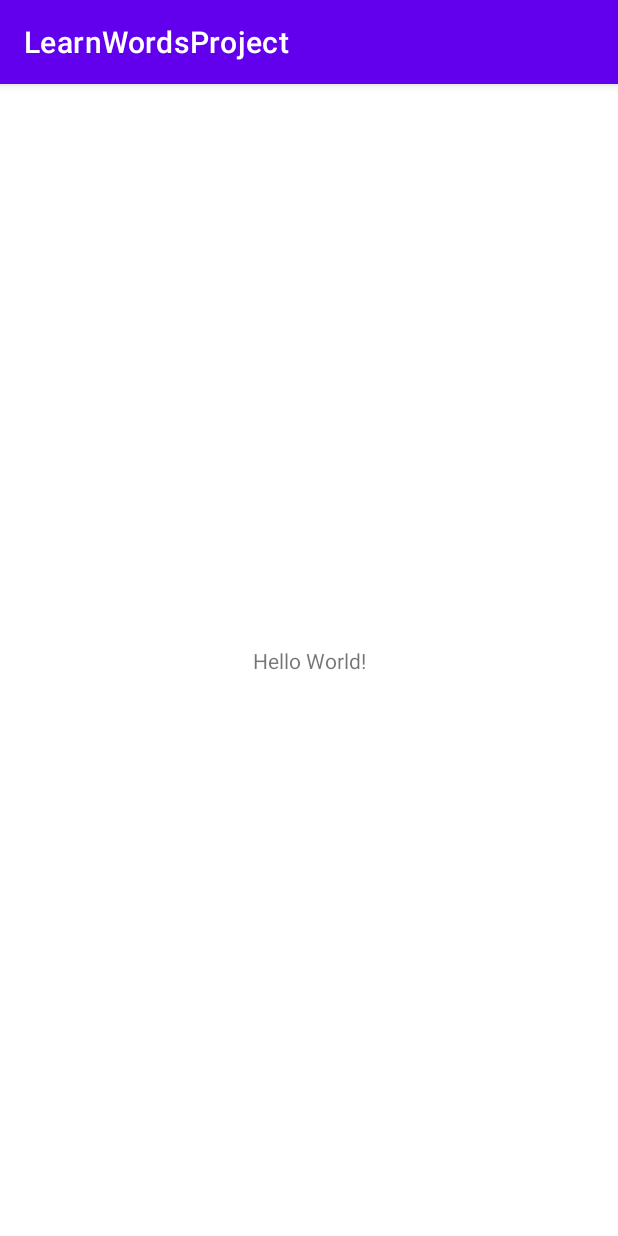
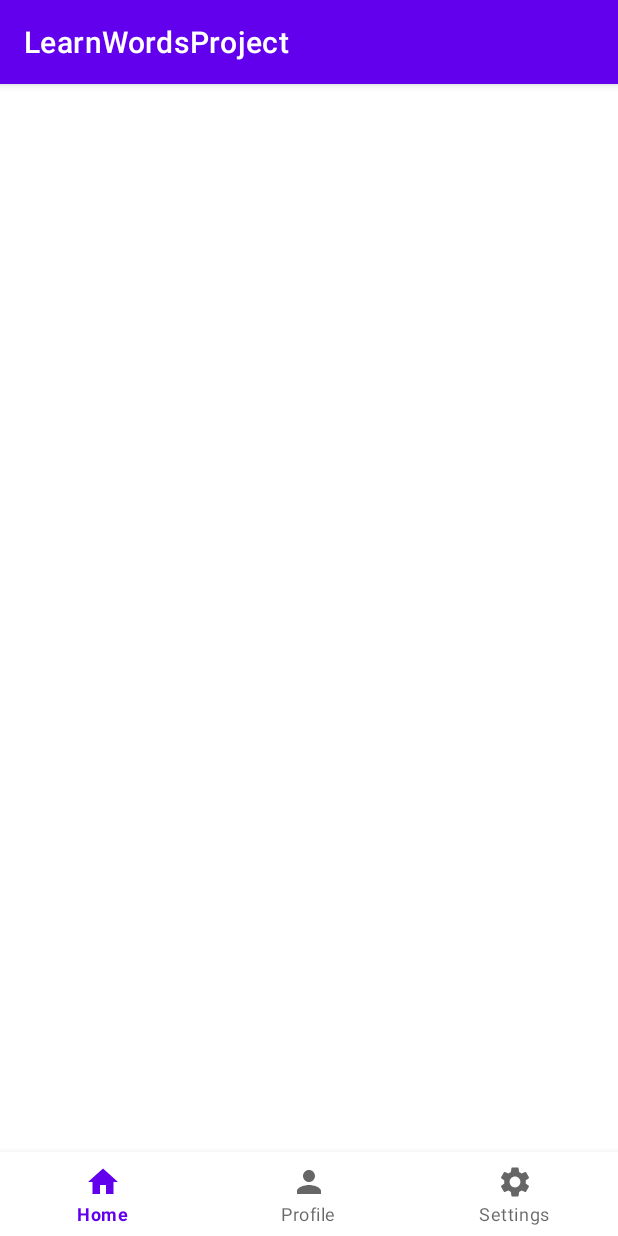
Before and after one commit to anpol84/trpp_project, an Android app: the screen it shows after launch (MainActivity), on a phone screen of 412 x 824 dp. Run offline under Robolectric (Android 15) with nearby library versions, the phone set to English and light mode, and no system bars.

Commit message:
added icons for bottom navigation view added home fragment in main activity

```diff
--- /dev/null
+++ b/app/src/main/res/drawable/ic_baseline_home_24.xml
@@ -0,0 +1,5 @@
+<vector android:height="24dp" android:tint="#000000"
+    android:viewportHeight="24" android:viewportWidth="24"
+    android:width="24dp" xmlns:android="http://schemas.android.com/apk/res/android">
+    <path android:fillColor="@android:color/white" android:pathData="M10,20v-6h4v6h5v-8h3L12,3 2,12h3v8z"/>
+</vector>
--- /dev/null
+++ b/app/src/main/res/drawable/ic_baseline_person_24.xml
@@ -0,0 +1,5 @@
+<vector android:height="24dp" android:tint="#000000"
+    android:viewportHeight="24" android:viewportWidth="24"
+    android:width="24dp" xmlns:android="http://schemas.android.com/apk/res/android">
+    <path android:fillColor="@android:color/white" android:pathData="M12,12c2.21,0 4,-1.79 4,-4s-1.79,-4 -4,-4 -4,1.79 -4,4 1.79,4 4,4zM12,14c-2.67,0 -8,1.34 -8,4v2h16v-2c0,-2.66 -5.33,-4 -8,-4z"/>
+</vector>
--- /dev/null
+++ b/app/src/main/res/drawable/ic_baseline_settings_24.xml
@@ -0,0 +1,5 @@
+<vector android:height="24dp" android:tint="#000000"
+    android:viewportHeight="24" android:viewportWidth="24"
+    android:width="24dp" xmlns:android="http://schemas.android.com/apk/res/android">
+    <path android:fillColor="@android:color/white" android:pathData="M19.14,12.94c0.04,-0.3 0.06,-0.61 0.06,-0.94c0,-0.32 -0.02,-0.64 -0.07,-0.94l2.03,-1.58c0.18,-0.14 0.23,-0.41 0.12,-0.61l-1.92,-3.32c-0.12,-0.22 -0.37,-0.29 -0.59,-0.22l-2.39,0.96c-0.5,-0.38 -1.03,-0.7 -1.62,-0.94L14.4,2.81c-0.04,-0.24 -0.24,-0.41 -0.48,-0.41h-3.84c-0.24,0 -0.43,0.17 -0.47,0.41L9.25,5.35C8.66,5.59 8.12,5.92 7.63,6.29L5.24,5.33c-0.22,-0.08 -0.47,0 -0.59,0.22L2.74,8.87C2.62,9.08 2.66,9.34 2.86,9.48l2.03,1.58C4.84,11.36 4.8,11.69 4.8,12s0.02,0.64 0.07,0.94l-2.03,1.58c-0.18,0.14 -0.23,0.41 -0.12,0.61l1.92,3.32c0.12,0.22 0.37,0.29 0.59,0.22l2.39,-0.96c0.5,0.38 1.03,0.7 1.62,0.94l0.36,2.54c0.05,0.24 0.24,0.41 0.48,0.41h3.84c0.24,0 0.44,-0.17 0.47,-0.41l0.36,-2.54c0.59,-0.24 1.13,-0.56 1.62,-0.94l2.39,0.96c0.22,0.08 0.47,0 0.59,-0.22l1.92,-3.32c0.12,-0.22 0.07,-0.47 -0.12,-0.61L19.14,12.94zM12,15.6c-1.98,0 -3.6,-1.62 -3.6,-3.6s1.62,-3.6 3.6,-3.6s3.6,1.62 3.6,3.6S13.98,15.6 12,15.6z"/>
+</vector>
--- a/app/src/main/res/layout/activity_main.xml
+++ b/app/src/main/res/layout/activity_main.xml
@@ -6,13 +6,25 @@
     android:layout_height="match_parent"
     tools:context=".MainActivity">
 
-    <TextView
-        android:layout_width="wrap_content"
+    <com.google.android.material.bottomnavigation.BottomNavigationView
+        android:id="@+id/bottomNavigaionView"
+        android:layout_width="match_parent"
         android:layout_height="wrap_content"
-        android:text="Hello World!"
         app:layout_constraintBottom_toBottomOf="parent"
         app:layout_constraintEnd_toEndOf="parent"
         app:layout_constraintStart_toStartOf="parent"
-        app:layout_constraintTop_toTopOf="parent" />
+        app:menu="@menu/bottom_nav_menu" />
+
+    <FrameLayout
+        android:layout_width="0dp"
+        android:layout_height="0dp"
+        app:layout_constraintBottom_toTopOf="@+id/bottomNavigaionView"
+        app:layout_constraintEnd_toEndOf="parent"
+        app:layout_constraintHorizontal_bias="0.0"
+        app:layout_constraintStart_toStartOf="parent"
+        app:layout_constraintTop_toTopOf="parent"
+        app:layout_constraintVertical_bias="1.0">
+
+    </FrameLayout>
 
 </androidx.constraintlayout.widget.ConstraintLayout>
--- /dev/null
+++ b/app/src/main/res/menu/bottom_nav_menu.xml
@@ -0,0 +1,13 @@
+<?xml version="1.0" encoding="utf-8"?>
+<menu xmlns:android="http://schemas.android.com/apk/res/android">
+
+    <item android:title="Home"
+        android:icon="@drawable/ic_baseline_home_24"
+        android:id="@+id/home"/>
+    <item android:title="Profile"
+        android:icon="@drawable/ic_baseline_person_24"
+        android:id="@+id/profile"/>
+    <item android:title="Settings"
+        android:icon="@drawable/ic_baseline_settings_24"
+        android:id="@+id/settings"/>
+</menu>
--- a/app/src/main/res/values/strings.xml
+++ b/app/src/main/res/values/strings.xml
@@ -1,3 +1,5 @@
 <resources>
     <string name="app_name">LearnWordsProject</string>
+<!-- TODO: Remove or change this placeholder text -->
+    <string name="hello_blank_fragment">Hello blank fragment</string>
 </resources>
```
Also changed, not shown: app/src/main/java/com/example/learnwordsproject/HomeFragment.java (added, +63 -0 lines), app/src/main/res/layout/fragment_home.xml (added, +14 -0 lines).
